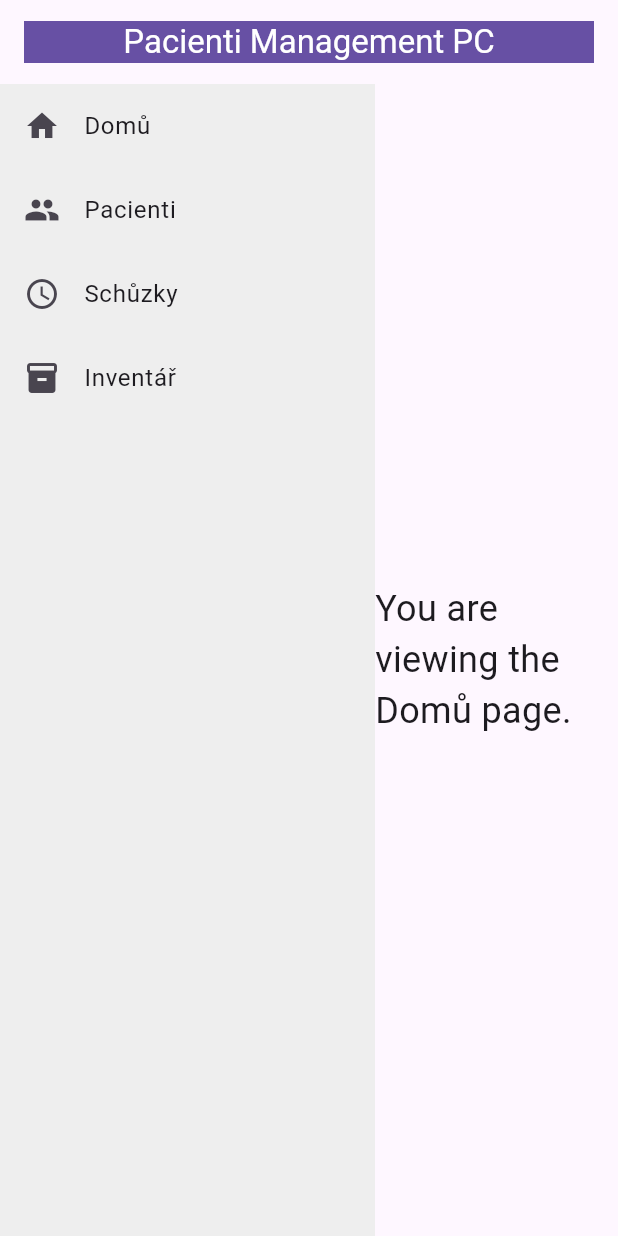
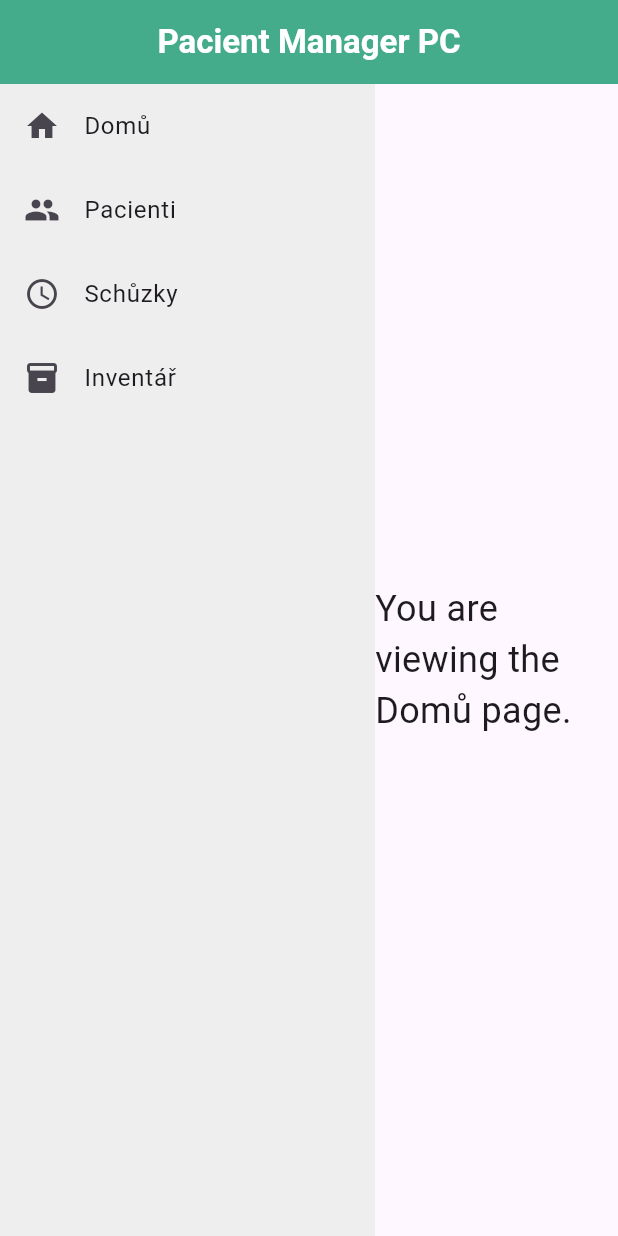
Before and after one commit to Hamzic12/Patient-Manager-PC-App, a Flutter app: the screen it shows after launch, on a phone screen of 412 x 824 dp. Run offline on Flutter 3.47's test engine with Material 3 defaults, Android fonts, the phone set to English and light mode, and no system bars; our stand-ins replace image_picker.

Commit message:
AppTitle
Updated title for app and changed color theme.

```diff
--- a/patient_manager_pc/lib/main.dart
+++ b/patient_manager_pc/lib/main.dart
@@ -16,10 +16,26 @@ class MyApp extends StatelessWidget {
       debugShowCheckedModeBanner: false,
       title: 'Pacienty Management PC',
       theme: ThemeData(
-        primarySwatch: Colors.blue,
+        primaryColor: const Color(0xFF45AC8B), // Set custom primary color
+        primarySwatch: createMaterialColor(const Color(0xFF45AC8B)), // Add a primary swatch
       ),
       home: const PacientManagementPC(),
     );
+  }
+
+  MaterialColor createMaterialColor(Color color) {
+    List<int> strengths = <int>[50, 100, 200, 300, 400, 500, 600, 700, 800, 900];
+    Map<int, Color> swatch = {};
+    for (int i = 0; i < strengths.length; i++) {
+      final strength = strengths[i];
+      swatch[strength] = Color.fromRGBO(
+        color.red,
+        color.green,
+        color.blue,
+        (strength + 1) / 1000,
+      );
+    }
+    return MaterialColor(color.value, swatch);
   }
 }
 
@@ -35,18 +51,26 @@ class _PacientManagementPCState extends State<PacientManagementPC> {
   final List<Map<String, String>> _submittedData = [];
   final List<Map<String, dynamic>> _inventoryItems = [];
 
+  // Method to determine whether the primaryColor is light or dark
+  Color getTextColor(BuildContext context) {
+    final primaryColor = Theme.of(context).primaryColor;
+    // Compute brightness based on the color's luminance
+    return primaryColor.computeLuminance() > 0.5 ? Colors.black : Colors.white;
+  }
+
   @override
   Widget build(BuildContext context) {
     return Scaffold(
       appBar: AppBar(
-        title: Container(
-            color: ThemeData().primaryColor,
-            child: Center(
-                child: Text('Pacienti Management PC',
-                    style: TextStyle(
-                        color: Theme.of(context).primaryColor == Colors.white
-                            ? Colors.black
-                            : Colors.white)))),
+        title: Text(
+          'Pacient Manager PC',
+          style: TextStyle(
+              fontWeight: FontWeight.bold,
+              color: getTextColor(context)), // Title text styling
+        ),
+        backgroundColor:
+            Theme.of(context).primaryColor, // Background color of the header
+        centerTitle: true, // Center the title
       ),
       body: Row(
         children: [
@@ -182,7 +206,7 @@ class _PacientManagementPCState extends State<PacientManagementPC> {
                                   IconButton(
                                     icon: const Icon(Icons.delete),
                                     onPressed: () {
-                                      _showDeleteConfirmationItemDialog(
+                                      _showDeleteConfirmationPacientDialog(
                                           context, index);
                                     },
                                   ),
@@ -197,7 +221,6 @@ class _PacientManagementPCState extends State<PacientManagementPC> {
           ),
         ),
 
-        // Add Button styled and positioned like Inventář page
         Positioned(
           bottom: 16,
           right: 16,
@@ -486,7 +509,7 @@ class _PacientManagementPCState extends State<PacientManagementPC> {
                                               null
                                           ? FileImage(_inventoryItems[index]
                                               ['image']) as ImageProvider
-                                          : AssetImage(
+                                          : const AssetImage(
                                               'assets/images/placeholder.png'),
                                       fit: BoxFit.cover,
                                     ),
```
